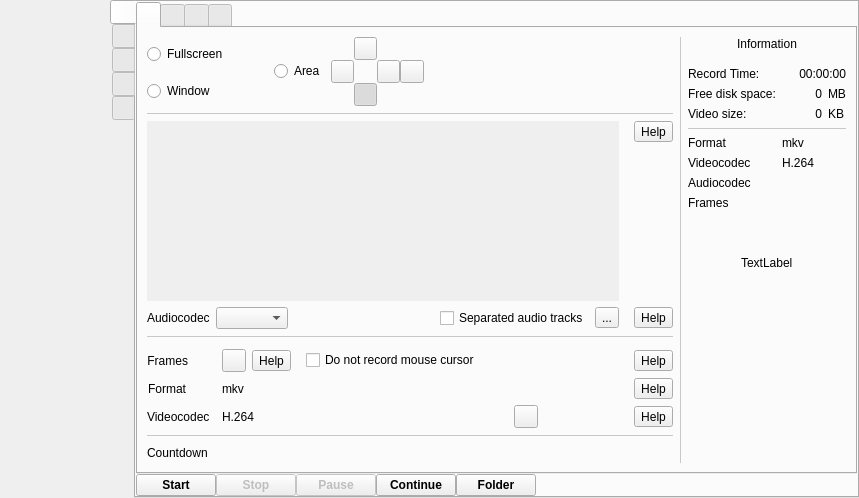
Qt form src/wayland/formMainWindow_wl.ui (vkohaupt/vokoscreenNG) before a commit.
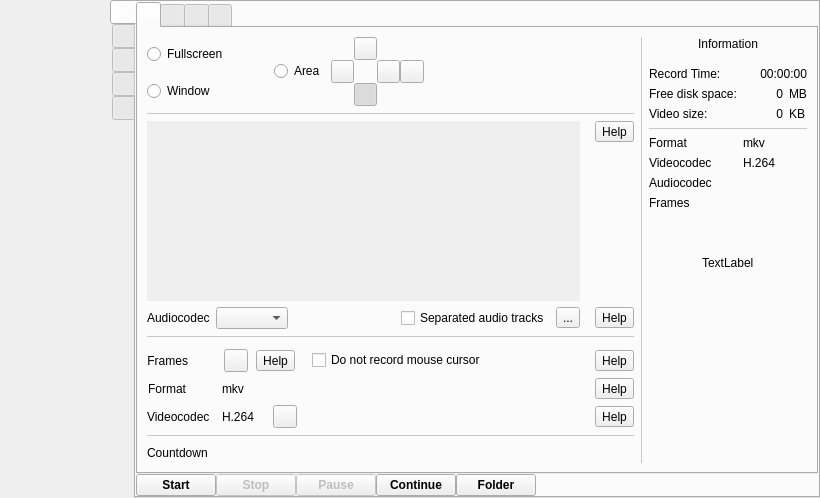
The same form after that commit. Icons and pictures are not drawn.

What changed in the file:
```diff
--- a/src/wayland/formMainWindow_wl.ui
+++ b/src/wayland/formMainWindow_wl.ui
@@ -6,7 +6,7 @@
    <rect>
     <x>0</x>
     <y>0</y>
-    <width>859</width>
+    <width>820</width>
     <height>498</height>
    </rect>
   </property>
@@ -614,8 +614,8 @@
                          <rect>
                           <x>0</x>
                           <y>0</y>
-                          <width>440</width>
-                          <height>103</height>
+                          <width>401</width>
+                          <height>101</height>
                          </rect>
                         </property>
                         <property name="accessibleName">
@@ -772,7 +772,7 @@
                       </widget>
                      </item>
                      <item row="3" column="1">
-                      <layout class="QVBoxLayout" name="verticalLayout_28">
+                      <layout class="QHBoxLayout" name="horizontalLayout_23">
                        <property name="leftMargin">
                         <number>6</number>
                        </property>
@@ -783,6 +783,52 @@
                          </property>
                         </widget>
                        </item>
+                       <item>
+                        <layout class="QHBoxLayout" name="horizontalLayout_openh264">
+                         <property name="spacing">
+                          <number>6</number>
+                         </property>
+                         <item alignment="Qt::AlignVCenter">
+                          <widget class="QLabel" name="label_36">
+                           <property name="minimumSize">
+                            <size>
+                             <width>0</width>
+                             <height>0</height>
+                            </size>
+                           </property>
+                           <property name="maximumSize">
+                            <size>
+                             <width>28</width>
+                             <height>28</height>
+                            </size>
+                           </property>
+                           <property name="text">
+                            <string notr="true"/>
+                           </property>
+                           <property name="pixmap">
+                            <pixmap resource="../screencast.qrc">:/pictures/screencast/compress.png</pixmap>
+                           </property>
+                           <property name="scaledContents">
+                            <bool>true</bool>
+                           </property>
+                          </widget>
+                         </item>
+                         <item>
+                          <widget class="QToolButton" name="toolButtonOpenh264Reset">
+                           <property name="toolTip">
+                            <string>Reset</string>
+                           </property>
+                           <property name="text">
+                            <string notr="true"/>
+                           </property>
+                           <property name="icon">
+                            <iconset resource="../screencast.qrc">
+                             <normaloff>:/pictures/screencast/undo.png</normaloff>:/pictures/screencast/undo.png</iconset>
+                           </property>
+                          </widget>
+                         </item>
+                        </layout>
+                       </item>
                       </layout>
                      </item>
                      <item row="2" column="3" alignment="Qt::AlignRight">
@@ -892,97 +938,6 @@
                        </property>
                       </widget>
                      </item>
-                     <item row="3" column="2">
-                      <widget class="QFrame" name="frameVideoCodecQuality">
-                       <property name="frameShape">
-                        <enum>QFrame::NoFrame</enum>
-                       </property>
-                       <property name="frameShadow">
-                        <enum>QFrame::Raised</enum>
-                       </property>
-                       <layout class="QVBoxLayout" name="verticalLayout_15" stretch="0">
-                        <property name="spacing">
-                         <number>10</number>
-                        </property>
-                        <property name="leftMargin">
-                         <number>0</number>
-                        </property>
-                        <property name="topMargin">
-                         <number>0</number>
-                        </property>
-                        <property name="rightMargin">
-                         <number>0</number>
-                        </property>
-                        <property name="bottomMargin">
-                         <number>0</number>
-                        </property>
-                        <item alignment="Qt::AlignTop">
-                         <widget class="QFrame" name="frameVideoCodecOpenh264">
-                          <property name="frameShape">
-                           <enum>QFrame::NoFrame</enum>
-                          </property>
-                          <layout class="QHBoxLayout" name="horizontalLayout_67">
-                           <property name="topMargin">
-                            <number>0</number>
-                           </property>
-                           <property name="rightMargin">
-                            <number>0</number>
-                           </property>
-                           <property name="bottomMargin">
-                            <number>0</number>
-                           </property>
-                           <item>
-                            <layout class="QHBoxLayout" name="horizontalLayout_openh264">
-                             <property name="spacing">
-                              <number>6</number>
-                             </property>
-                             <item alignment="Qt::AlignVCenter">
-                              <widget class="QLabel" name="label_36">
-                               <property name="minimumSize">
-                                <size>
-                                 <width>0</width>
-                                 <height>0</height>
-                                </size>
-                               </property>
-                               <property name="maximumSize">
-                                <size>
-                                 <width>28</width>
-                                 <height>28</height>
-                                </size>
-                               </property>
-                               <property name="text">
-                                <string notr="true"/>
-                               </property>
-                               <property name="pixmap">
-                                <pixmap resource="../screencast.qrc">:/pictures/screencast/compress.png</pixmap>
-                               </property>
-                               <property name="scaledContents">
-                                <bool>true</bool>
-                               </property>
-                              </widget>
-                             </item>
-                            </layout>
-                           </item>
-                           <item alignment="Qt::AlignVCenter">
-                            <widget class="QToolButton" name="toolButtonOpenh264Reset">
-                             <property name="toolTip">
-                              <string>Reset</string>
-                             </property>
-                             <property name="text">
-                              <string notr="true"/>
-                             </property>
-                             <property name="icon">
-                              <iconset resource="../screencast.qrc">
-                               <normaloff>:/pictures/screencast/undo.png</normaloff>:/pictures/screencast/undo.png</iconset>
-                             </property>
-                            </widget>
-                           </item>
-                          </layout>
-                         </widget>
-                        </item>
-                       </layout>
-                      </widget>
-                     </item>
                      <item row="2" column="2">
                       <spacer name="horizontalSpacer_5">
                        <property name="orientation">
```
Left out of the diff: 4 changed lines with no effect on the pictures.
